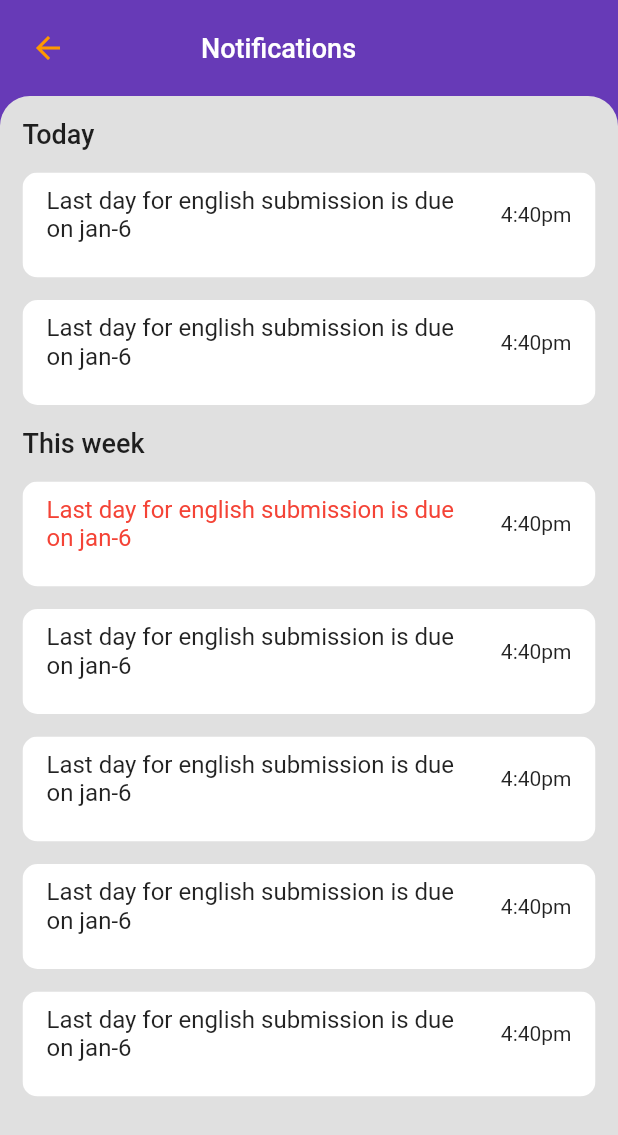
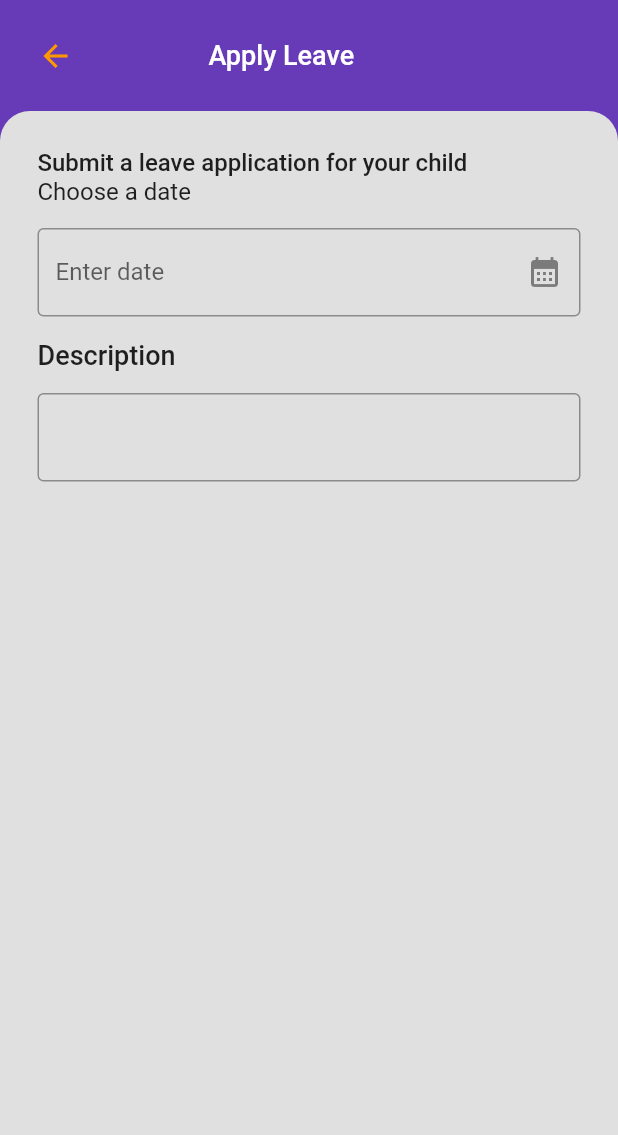
Before and after one commit to BipinL/school_project, a Flutter app: the screen it shows after launch, on a phone screen of 412 x 824 dp. Shown: the top 1135 px of the screen. Run offline on Flutter 3.47's test engine with Material 2 defaults, Android fonts, the phone set to English and light mode, and no system bars; our stand-ins replace get.

Commit message:
apply leave started

```diff
--- a/lib/main.dart
+++ b/lib/main.dart
@@ -1,6 +1,7 @@
 import 'package:flutter/material.dart';
 import 'package:get/get.dart';
 import 'package:get/get_connect/http/src/utils/utils.dart';
+import 'package:school_project/view/apply_leave.dart';
 import 'package:school_project/view/attendance.dart';
 import 'package:school_project/view/feedetails.dart';
 import 'package:school_project/view/notifications.dart';
@@ -23,7 +24,7 @@ class MyApp extends StatelessWidget {
       theme: ThemeData(
         primarySwatch: Colors.blue,
       ),
-      home: const NotificationView(),
+      home: const ApplyLeaveView(),
     );
   }
 }
--- /dev/null
+++ b/lib/view/apply_leave.dart
@@ -0,0 +1,127 @@
+import 'package:flutter/cupertino.dart';
+import 'package:flutter/material.dart';
+import 'package:flutter/src/widgets/container.dart';
+import 'package:flutter/src/widgets/framework.dart';
+import 'package:get/get.dart';
+import 'package:intl/intl.dart';
+import 'package:school_project/util/appcolor.dart';
+
+class ApplyLeaveView extends StatefulWidget {
+  const ApplyLeaveView({super.key});
+
+  @override
+  State<ApplyLeaveView> createState() => _ApplyLeaveViewState();
+}
+
+class _ApplyLeaveViewState extends State<ApplyLeaveView> {
+  TextEditingController datecontroller = TextEditingController();
+  @override
+  void initState() {
+    super.initState();
+    datecontroller.text = "";
+  }
+
+  Widget build(BuildContext context) {
+    return SafeArea(
+        child: Scaffold(
+      backgroundColor: AppColor.kprimary,
+      body: SingleChildScrollView(
+        child: Column(
+          children: [
+            Padding(
+              padding: const EdgeInsets.all(25),
+              child: Row(
+                children: [
+                  Icon(
+                    Icons.arrow_back,
+                    color: AppColor.ktertiary,
+                  ),
+                  Padding(
+                    padding: const EdgeInsets.fromLTRB(90, 0, 0, 0),
+                    child: Text(
+                      "Apply Leave",
+                      style: TextStyle(
+                          fontSize: 18,
+                          fontWeight: FontWeight.w500,
+                          color: AppColor.ksecondary),
+                    ),
+                  ),
+                ],
+              ),
+            ),
+            ClipRRect(
+              borderRadius: const BorderRadius.only(
+                  topLeft: Radius.circular(20), topRight: Radius.circular(20)),
+              child: Container(
+                height: Get.size.height,
+                width: Get.size.width,
+                color: AppColor.kbackground,
+                child: Padding(
+                  padding: const EdgeInsets.all(25.0),
+                  child: Column(
+                    crossAxisAlignment: CrossAxisAlignment.start,
+                    children: [
+                      const Text(
+                        "Submit a leave application for your child",
+                        style: TextStyle(
+                            fontSize: 16, fontWeight: FontWeight.w500),
+                      ),
+                      const Text(
+                        "Choose a date",
+                        style: TextStyle(fontSize: 16),
+                      ),
+                      const SizedBox(
+                        height: 15,
+                      ),
+                      TextFormField(
+                        controller: datecontroller,
+                        decoration: const InputDecoration(
+                          label: Text("Enter date"),
+                          border: OutlineInputBorder(),
+                          suffixIcon: Icon(Icons.calendar_month),
+                        ),
+                        readOnly: true,
+                        onTap: () async {
+                          DateTime? pickedDate = await showDatePicker(
+                              context: context,
+                              initialDate: DateTime.now(),
+                              firstDate: DateTime(2000),
+                              lastDate: DateTime(2101));
+                          if (pickedDate != null) {
+                            String formattedDate =
+                                DateFormat("yyyy-MM-dd").format(pickedDate);
+                            setState(() {
+                              datecontroller.text = formattedDate.toString();
+                            });
+                          } else {
+                            print("Date not selected");
+                          }
+                        },
+                      ),
+                      const SizedBox(
+                        height: 15,
+                      ),
+                      const Text(
+                        "Description",
+                        style: TextStyle(
+                            fontSize: 18, fontWeight: FontWeight.w500),
+                      ),
+                      const SizedBox(
+                        height: 15,
+                      ),
+                      TextFormField(
+                        decoration: InputDecoration(
+                            border: OutlineInputBorder(), helperMaxLines: 10),
+                        cursorHeight: 50,
+                      )
+                    ],
+                  ),
+                ),
+              ),
+            ),
+          ],
+        ),
+      ),
+    ));
+  }
+}
--- a/lib/view/notifications.dart
+++ b/lib/view/notifications.dart
@@ -17,7 +17,7 @@ class NotificationView extends StatelessWidget {
         child: Column(
           children: [
             Padding(
-              padding: const EdgeInsets.all(20.0),
+              padding: const EdgeInsets.all(25.0),
               child: Row(
                 children: [
                   Icon(
--- a/pubspec.yaml
+++ b/pubspec.yaml
@@ -36,6 +36,7 @@ dependencies:
   # Use with the CupertinoIcons class for iOS style icons.
   cupertino_icons: ^1.0.2
   get: ^4.6.5
+  intl: ^0.18.0
 
 dev_dependencies:
   flutter_test:
```
Also changed, not shown: pubspec.lock.
